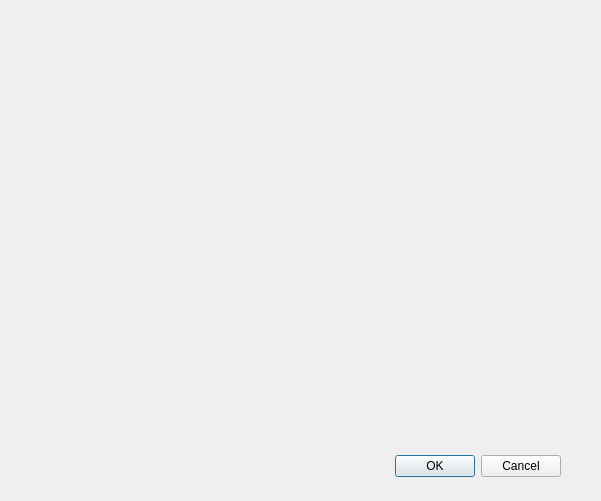
This is Sensor_GUI/calibration.ui in HuanchengYang/SensorCalibration as Qt 5 draws it before an edit. The edited form follows.
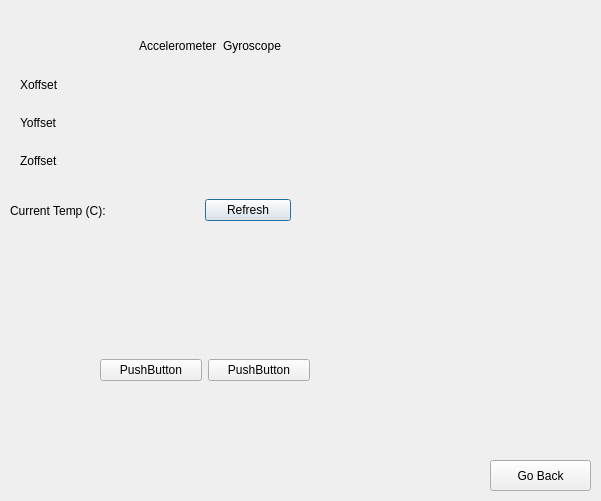
This is the edited form.

Commit message: Calibration GUI Initialize

The edit to the form file:
```diff
--- a/Sensor_GUI/calibration.ui
+++ b/Sensor_GUI/calibration.ui
@@ -13,20 +13,211 @@
   <property name="windowTitle">
    <string>Calibration</string>
   </property>
-  <widget class="QDialogButtonBox" name="buttonBox">
+  <widget class="QWidget" name="gridLayoutWidget">
    <property name="geometry">
     <rect>
-     <x>260</x>
-     <y>450</y>
-     <width>301</width>
-     <height>32</height>
+     <x>10</x>
+     <y>20</y>
+     <width>281</width>
+     <height>167</height>
     </rect>
    </property>
-   <property name="orientation">
-    <enum>Qt::Horizontal</enum>
+   <layout class="QGridLayout" name="gridLayout">
+    <property name="leftMargin">
+     <number>10</number>
+    </property>
+    <property name="topMargin">
+     <number>10</number>
+    </property>
+    <property name="rightMargin">
+     <number>10</number>
+    </property>
+    <property name="bottomMargin">
+     <number>10</number>
+    </property>
+    <item row="0" column="1">
+     <widget class="QLabel" name="label">
+      <property name="text">
+       <string>Accelerometer</string>
+      </property>
+     </widget>
+    </item>
+    <item row="2" column="1">
+     <widget class="QLabel" name="Xa_Offset">
+      <property name="frameShape">
+       <enum>QFrame::NoFrame</enum>
+      </property>
+     </widget>
+    </item>
+    <item row="2" column="2">
+     <widget class="QLabel" name="Xg_Offset">
+      <property name="frameShape">
+       <enum>QFrame::NoFrame</enum>
+      </property>
+     </widget>
+    </item>
+    <item row="3" column="1">
+     <widget class="QLabel" name="Ya_Offset">
+      <property name="frameShape">
+       <enum>QFrame::NoFrame</enum>
+      </property>
+     </widget>
+    </item>
+    <item row="0" column="0">
+     <spacer name="horizontalSpacer">
+      <property name="orientation">
+       <enum>Qt::Horizontal</enum>
+      </property>
+      <property name="sizeHint" stdset="0">
+       <size>
+        <width>40</width>
+        <height>20</height>
+       </size>
+      </property>
+     </spacer>
+    </item>
+    <item row="2" column="0">
+     <layout class="QHBoxLayout" name="horizontalLayout">
+      <item>
+       <widget class="QLabel" name="Xa_name">
+        <property name="frameShape">
+         <enum>QFrame::NoFrame</enum>
+        </property>
+        <property name="text">
+         <string>Xoffset</string>
+        </property>
+       </widget>
+      </item>
+     </layout>
+    </item>
+    <item row="3" column="2">
+     <widget class="QLabel" name="Yg_Offset">
+      <property name="frameShape">
+       <enum>QFrame::NoFrame</enum>
+      </property>
+     </widget>
+    </item>
+    <item row="3" column="0">
+     <layout class="QHBoxLayout" name="horizontalLayout_2">
+      <item>
+       <widget class="QLabel" name="Ya_name">
+        <property name="frameShape">
+         <enum>QFrame::NoFrame</enum>
+        </property>
+        <property name="text">
+         <string>Yoffset</string>
+        </property>
+       </widget>
+      </item>
+     </layout>
+    </item>
+    <item row="4" column="2">
+     <widget class="QLabel" name="Zg_Offset">
+      <property name="frameShape">
+       <enum>QFrame::NoFrame</enum>
+      </property>
+     </widget>
+    </item>
+    <item row="4" column="1">
+     <widget class="QLabel" name="Za_Offset">
+      <property name="frameShape">
+       <enum>QFrame::NoFrame</enum>
+      </property>
+     </widget>
+    </item>
+    <item row="4" column="0">
+     <layout class="QHBoxLayout" name="horizontalLayout_3">
+      <item>
+       <widget class="QLabel" name="Za_name">
+        <property name="frameShape">
+         <enum>QFrame::NoFrame</enum>
+        </property>
+        <property name="text">
+         <string>Zoffset</string>
+        </property>
+       </widget>
+      </item>
+     </layout>
+    </item>
+    <item row="0" column="2">
+     <widget class="QLabel" name="label_2">
+      <property name="text">
+       <string>Gyroscope</string>
+      </property>
+     </widget>
+    </item>
+   </layout>
+  </widget>
+  <widget class="QWidget" name="horizontalLayoutWidget_4">
+   <property name="geometry">
+    <rect>
+     <x>10</x>
+     <y>190</y>
+     <width>281</width>
+     <height>41</height>
+    </rect>
    </property>
-   <property name="standardButtons">
-    <set>QDialogButtonBox::Cancel|QDialogButtonBox::Ok</set>
+   <layout class="QHBoxLayout" name="horizontalLayout_4">
+    <item>
+     <widget class="QLabel" name="Temp_name">
+      <property name="text">
+       <string>Current Temp (C):</string>
+      </property>
+     </widget>
+    </item>
+    <item>
+     <widget class="QLabel" name="Temp_val">
+      <property name="text">
+       <string/>
+      </property>
+     </widget>
+    </item>
+    <item>
+     <widget class="QPushButton" name="Refresh_Temp">
+      <property name="text">
+       <string>Refresh</string>
+      </property>
+     </widget>
+    </item>
+   </layout>
+  </widget>
+  <widget class="QWidget" name="horizontalLayoutWidget_5">
+   <property name="geometry">
+    <rect>
+     <x>100</x>
+     <y>330</y>
+     <width>210</width>
+     <height>80</height>
+    </rect>
+   </property>
+   <layout class="QHBoxLayout" name="horizontalLayout_5">
+    <item>
+     <widget class="QPushButton" name="pushButton">
+      <property name="text">
+       <string>PushButton</string>
+      </property>
+     </widget>
+    </item>
+    <item>
+     <widget class="QPushButton" name="pushButton_2">
+      <property name="text">
+       <string>PushButton</string>
+      </property>
+     </widget>
+    </item>
+   </layout>
+  </widget>
+  <widget class="QPushButton" name="pushButton_3">
+   <property name="geometry">
+    <rect>
+     <x>490</x>
+     <y>460</y>
+     <width>101</width>
+     <height>31</height>
+    </rect>
+   </property>
+   <property name="text">
+    <string>Go Back</string>
    </property>
   </widget>
  </widget>
```
Left out of the diff: 35 changed lines with no effect on the pictures. The commit also changes 13 other files.
